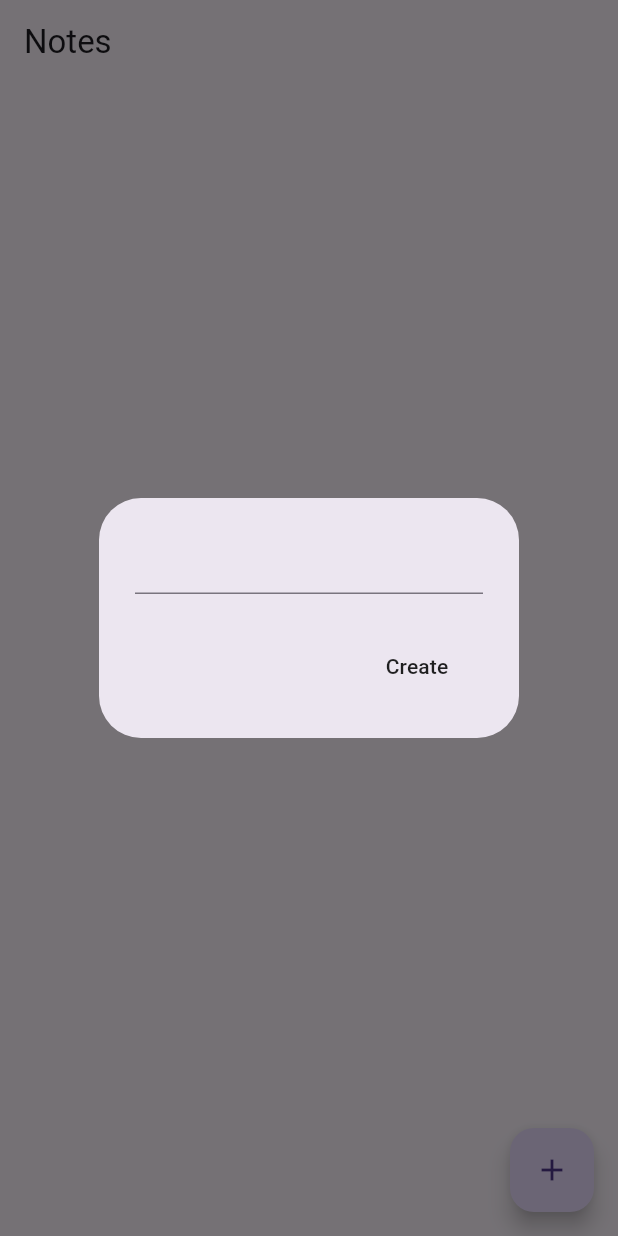
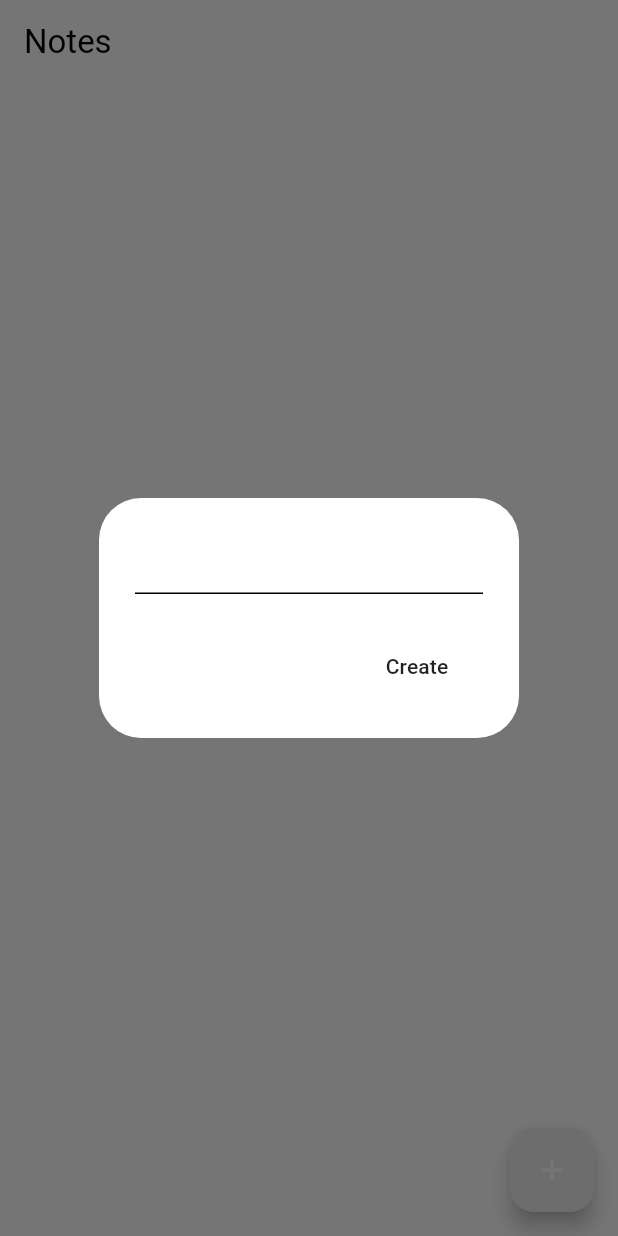
Before and after one commit to kaku981/notes, a Flutter app: the screen it shows after launch, after a tap on the "add" icon, on a phone screen of 412 x 824 dp. Run offline on Flutter 3.47's test engine with Material 3 defaults, Android fonts, the phone set to English and light mode, and no system bars; our stand-ins replace isar; accounts and stored records are empty; generated files the repository leaves out were written again.

Commit message:
Updated the main dart file for themes

```diff
--- a/lib/main.dart
+++ b/lib/main.dart
@@ -1,15 +1,20 @@
 import 'package:flutter/material.dart';
 import 'package:notes/models/note_database.dart';
+import 'package:notes/theme/theme_provider.dart';
 import 'package:provider/provider.dart';
 import 'pages/notes_page.dart';
 
-Future<void> main() async {
+void main() async {
   // initialize the database
   WidgetsFlutterBinding.ensureInitialized();
   await NoteDatabase.init();
 
-  runApp(ChangeNotifierProvider(
-    create: (context) => NoteDatabase(),
+  runApp(MultiProvider(
+    providers: [
+      ChangeNotifierProvider(create: (context) => NoteDatabase()),
+
+      ChangeNotifierProvider(create: (context) => ThemeProvider()),
+    ],
     child: const MainApp(),
   ));
 }
@@ -19,9 +24,10 @@ class MainApp extends StatelessWidget {
 
   @override
   Widget build(BuildContext context) {
-    return const MaterialApp(
+    return MaterialApp(
       debugShowCheckedModeBanner: false,
-      home: NotesPage(),
+      home: const NotesPage(),
+      theme: Provider.of<ThemeProvider>(context).themeData,
     );
   }
 }
```
